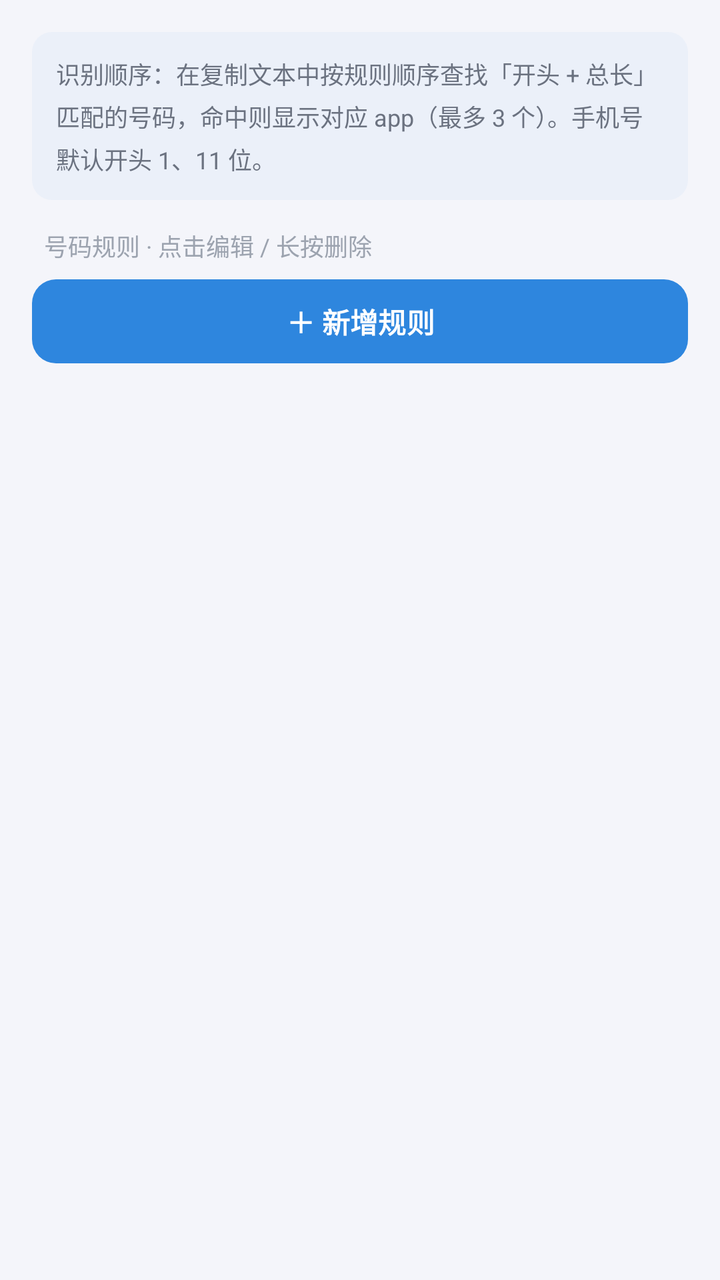
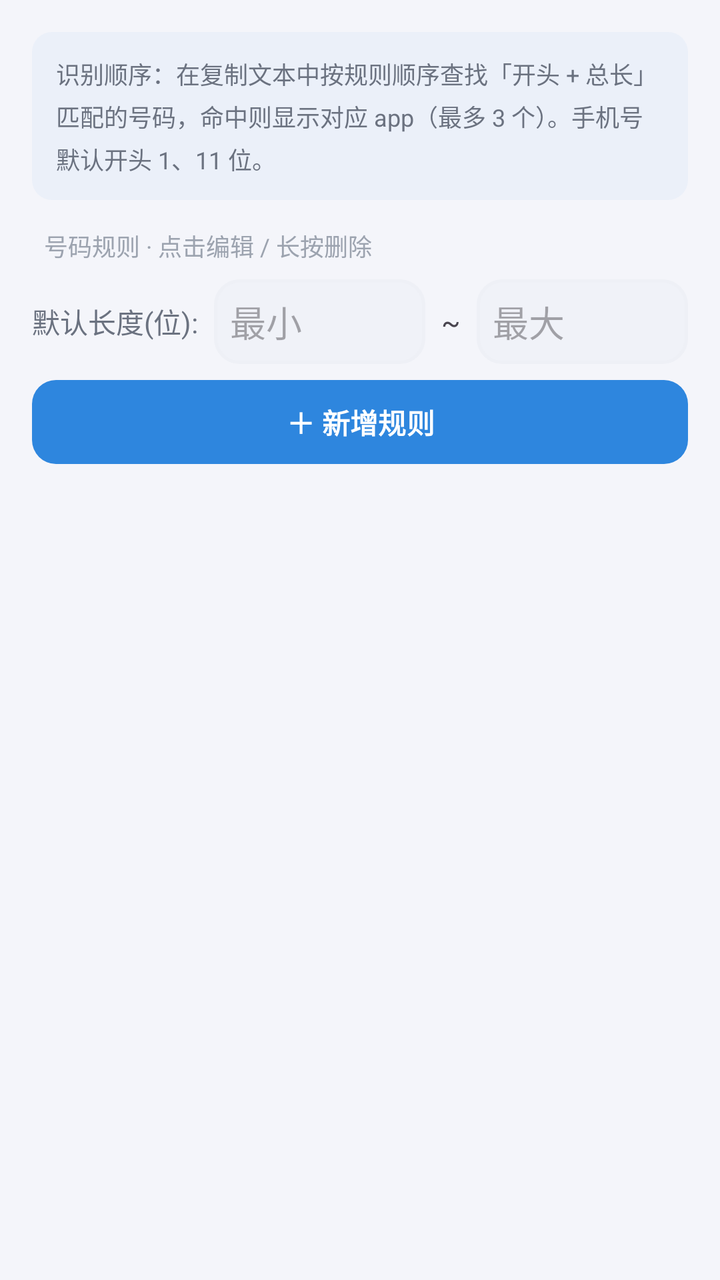

Two renders of the same Android screen: before a commit and after it. Below are the layout's source before the change and the commit's diff.
<!-- AndroidManifest.xml: application theme Theme.SuperMi -->
<!-- res/layout/activity_number_rules.xml -->
<?xml version="1.0" encoding="utf-8"?>
<LinearLayout xmlns:android="http://schemas.android.com/apk/res/android"
    xmlns:app="http://schemas.android.com/apk/res-auto"
    android:layout_width="match_parent"
    android:layout_height="match_parent"
    android:background="@color/page_bg"
    android:orientation="vertical"
    android:padding="16dp">

    <TextView
        android:layout_width="match_parent"
        android:layout_height="wrap_content"
        android:background="@drawable/bg_hint"
        android:lineSpacingExtra="4dp"
        android:padding="12dp"
        android:text="识别顺序：在复制文本中按规则顺序查找「开头 + 总长」匹配的号码，命中则显示对应 app（最多 3 个）。手机号默认开头 1、11 位。"
        android:textColor="@color/text_secondary"
        android:textSize="12sp" />

    <TextView
        android:layout_width="wrap_content"
        android:layout_height="wrap_content"
        android:layout_marginTop="14dp"
        android:layout_marginBottom="8dp"
        android:paddingStart="6dp"
        android:text="号码规则 · 点击编辑 / 长按删除"
        android:textColor="@color/text_tertiary"
        android:textSize="12sp" />

    <Button
        android:id="@+id/btn_add"
        android:layout_width="match_parent"
        android:layout_height="42dp"
        android:background="@drawable/bg_btn_primary"
        app:backgroundTint="@null"
        android:minWidth="0dp"
        android:minHeight="0dp"
        android:stateListAnimator="@null"
        android:text="＋ 新增规则"
        android:textColor="@color/white"
        android:textSize="14sp"
        android:textStyle="bold" />

    <ListView
        android:id="@+id/list_rules"
        android:layout_width="match_parent"
        android:layout_height="0dp"
        android:layout_marginTop="10dp"
        android:layout_weight="1"
        android:divider="@android:color/transparent"
        android:dividerHeight="10dp"
        android:listSelector="@android:color/transparent"
        android:scrollbars="vertical" />

</LinearLayout>
<!-- resources referenced by this layout -->
<resources>
  <color name="page_bg">#FFF4F5FA</color>
  <color name="text_secondary">#FF6B7280</color>
  <color name="text_tertiary">#FF9CA3AF</color>
  <color name="white">#FFFFFFFF</color>
  <!-- drawable bg_btn_primary (drawable) -->
  <?xml version="1.0" encoding="utf-8"?>
  <shape xmlns:android="http://schemas.android.com/apk/res/android"
      android:shape="rectangle">
      <solid android:color="@color/accent" />
      <corners android:radius="12dp" />
  </shape>
  <!-- drawable bg_hint (drawable) -->
  <?xml version="1.0" encoding="utf-8"?>
  <shape xmlns:android="http://schemas.android.com/apk/res/android"
      android:shape="rectangle">
      <solid android:color="@color/accent_soft" />
      <corners android:radius="10dp" />
  </shape>
  <style name="Theme.SuperMi" parent="Base.Theme.SuperMi" />
  <color name="accent">#FF2E86DE</color>
  <color name="accent_soft">#0A2E86DE</color>
  <style name="Base.Theme.SuperMi" parent="Theme.Material3.DayNight.NoActionBar">
          <item name="colorPrimary">@color/accent</item>
          <item name="colorOnPrimary">@color/white</item>
          <item name="colorPrimaryContainer">@color/accent_soft</item>
          <item name="android:windowBackground">@color/page_bg</item>
      </style>
</resources>

<!-- the commit's change to res/layout/activity_number_rules.xml (unified diff, before → after) -->
@@ -1,6 +1,7 @@
 <?xml version="1.0" encoding="utf-8"?>
 <LinearLayout xmlns:android="http://schemas.android.com/apk/res/android"
     xmlns:app="http://schemas.android.com/apk/res-auto"
+    android:id="@+id/root"
     android:layout_width="match_parent"
     android:layout_height="match_parent"
     android:background="@color/page_bg"
@@ -26,6 +27,51 @@
         android:text="号码规则 · 点击编辑 / 长按删除"
         android:textColor="@color/text_tertiary"
         android:textSize="12sp" />
+
+    <LinearLayout
+        android:layout_width="match_parent"
+        android:layout_height="wrap_content"
+        android:layout_marginBottom="8dp"
+        android:gravity="center_vertical"
+        android:orientation="horizontal">
+
+        <TextView
+            android:layout_width="wrap_content"
+            android:layout_height="wrap_content"
+            android:text="默认长度(位):"
+            android:textColor="@color/text_secondary"
+            android:textSize="14sp" />
+
+        <EditText
+            android:id="@+id/et_default_min"
+            android:layout_width="0dp"
+            android:layout_height="wrap_content"
+            android:layout_marginStart="8dp"
+            android:layout_weight="1"
+            android:background="@drawable/bg_input_selector"
+            android:hint="最小"
+            android:inputType="number"
+            android:maxLines="1"
+            android:padding="8dp" />
+
+        <TextView
+            android:layout_width="wrap_content"
+            android:layout_height="wrap_content"
+            android:layout_marginStart="8dp"
+            android:text="~" />
+
+        <EditText
+            android:id="@+id/et_default_max"
+            android:layout_width="0dp"
+            android:layout_height="wrap_content"
+            android:layout_marginStart="8dp"
+            android:layout_weight="1"
+            android:background="@drawable/bg_input_selector"
+            android:hint="最大"
+            android:inputType="number"
+            android:maxLines="1"
+            android:padding="8dp" />
+    </LinearLayout>
 
     <Button
         android:id="@+id/btn_add"
<!-- resource entries referenced after the edit -->
@@ -18,14 +18,45 @@
       <solid android:color="@color/accent_soft" />
       <corners android:radius="10dp" />
   </shape>
+  <!-- drawable bg_input_selector (drawable) -->
+  <?xml version="1.0" encoding="utf-8"?>
+  <selector xmlns:android="http://schemas.android.com/apk/res/android">
+      <item
+          android:state_focused="true"
+          android:drawable="@drawable/bg_input_focused" />
+      <item android:drawable="@drawable/bg_input_normal" />
+  </selector>
   <style name="Theme.SuperMi" parent="Base.Theme.SuperMi" />
   <color name="accent">#FF2E86DE</color>
   <color name="accent_soft">#0A2E86DE</color>
+  <!-- drawable bg_input_focused (drawable) -->
+  <?xml version="1.0" encoding="utf-8"?>
+  <shape xmlns:android="http://schemas.android.com/apk/res/android"
+      android:shape="rectangle">
+      <solid android:color="@color/card_bg" />
+      <corners android:radius="12dp" />
+      <stroke
+          android:width="1.5dp"
+          android:color="@color/accent" />
+  </shape>
+  <!-- drawable bg_input_normal (drawable) -->
+  <?xml version="1.0" encoding="utf-8"?>
+  <shape xmlns:android="http://schemas.android.com/apk/res/android"
+      android:shape="rectangle">
+      <solid android:color="@color/seg_bg" />
+      <corners android:radius="12dp" />
+      <stroke
+          android:width="1.5dp"
+          android:color="@color/divider" />
+  </shape>
   <style name="Base.Theme.SuperMi" parent="Theme.Material3.DayNight.NoActionBar">
           <item name="colorPrimary">@color/accent</item>
           <item name="colorOnPrimary">@color/white</item>
           <item name="colorPrimaryContainer">@color/accent_soft</item>
           <item name="android:windowBackground">@color/page_bg</item>
       </style>
+  <color name="card_bg">#FFFFFFFF</color>
+  <color name="seg_bg">#FFF0F2F8</color>
+  <color name="divider">#FFEEF0F6</color>
 </resources>
 
